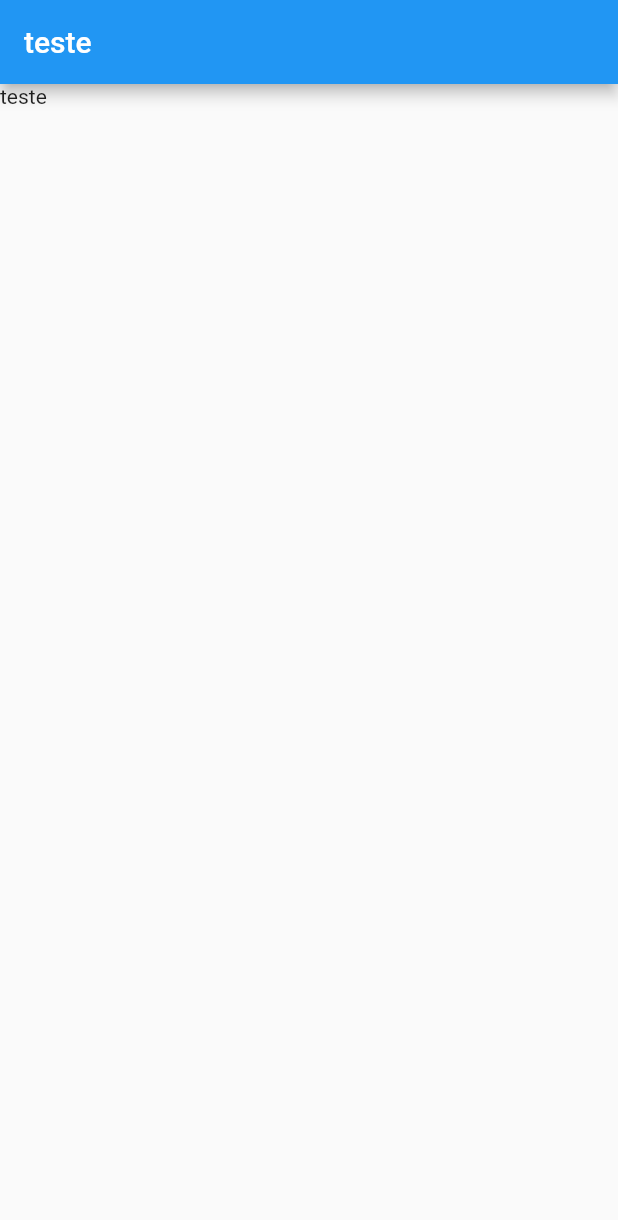
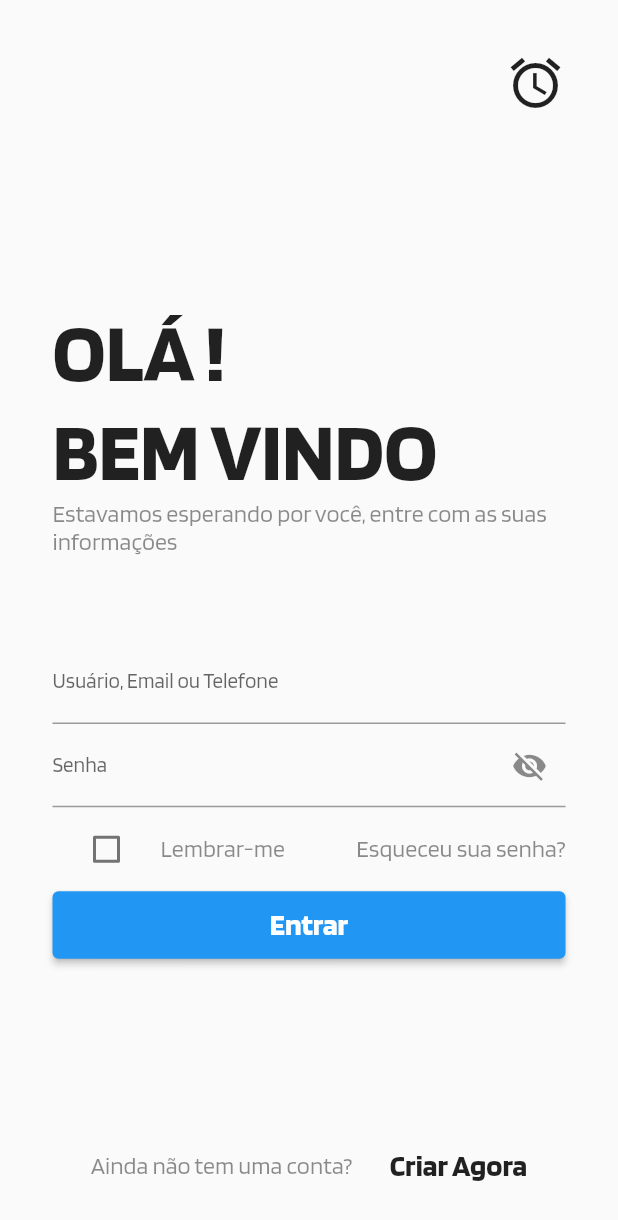
Before and after one commit to guilhermedacruzz/TCC_APP, a Flutter app: the screen it shows after launch, on a phone screen of 412 x 824 dp. Shown: the top 1220 px of the screen. Run offline on Flutter 3.47's test engine with Material 2 defaults, Android fonts, the phone set to English and light mode, and no system bars; project files that could hold a hidden picture were left out.

Commit message:
criando a tela de login

```diff
--- /dev/null
+++ b/lib/forms/custom_button.dart
@@ -0,0 +1,30 @@
+import 'package:flutter/material.dart';
+
+class CustomButton extends StatelessWidget {
+  final String text;
+  final Function? onAction;
+
+  const CustomButton({
+    Key? key,
+    required this.text,
+    required this.onAction,
+  }) : super(key: key);
+
+  @override
+  Widget build(BuildContext context) {
+    return ElevatedButton(
+      onPressed: (onAction != null)
+          ? () {
+              onAction!();
+            }
+          : null,
+      child: Text(
+        text,
+        style: const TextStyle(
+          fontSize: 20,
+          fontWeight: FontWeight.w700,
+        ),
+      ),
+    );
+  }
+}
--- /dev/null
+++ b/lib/forms/custom_textformfield.dart
@@ -0,0 +1,49 @@
+import 'package:flutter/material.dart';
+
+class CustomTextFormField extends StatelessWidget {
+  final String label;
+  final String hint;
+  final Widget? suffixIcon;
+  final bool? obscureText;
+  final TextInputType? inputType;
+  final String? Function(String?)? validator;
+  final String? Function(String?)? save;
+  final void Function(String?)? onChanged;
+  final String? initialValue;
+  final TextEditingController? controller;
+
+  const CustomTextFormField({
+    Key? key,
+    required this.label,
+    required this.hint,
+    this.suffixIcon,
+    this.obscureText,
+    this.inputType,
+    this.validator,
+    this.save,
+    this.onChanged,
+    this.initialValue,
+    this.controller,
+  }) : super(key: key);
+
+  @override
+  Widget build(BuildContext context) {
+    return TextFormField(
+      validator: validator,
+      onSaved: save,
+      onChanged: onChanged,
+      autovalidateMode: AutovalidateMode.onUserInteraction,
+      keyboardType: inputType,
+      obscureText: obscureText ?? false,
+      initialValue: initialValue,
+      controller: controller,
+      style: Theme.of(context).textTheme.bodyLarge,
+      decoration: InputDecoration(
+        suffixIcon: suffixIcon,
+        labelText: label,
+        hintText: hint,
+        hintStyle: Theme.of(context).inputDecorationTheme.labelStyle,
+      ),
+    );
+  }
+}
--- a/lib/main.dart
+++ b/lib/main.dart
@@ -1,7 +1,9 @@
 import 'package:flutter/material.dart';
+import 'pages/pages_login.dart';
+import 'utils.dart/style.dart';
 
 void main() {
-  runApp(MyApp());
+  runApp(const MyApp());
 }
 
 class MyApp extends StatelessWidget {
@@ -10,12 +12,13 @@ class MyApp extends StatelessWidget {
   @override
   Widget build(BuildContext context) {
     return MaterialApp(
-      home: Scaffold(
-        appBar: AppBar(
-          title: Text("teste"),
-        ),
-        body: Container(child: Text("teste"),)
-      ),
+      title: "SAPA",
+      debugShowCheckedModeBanner: false,
+      initialRoute: PageLogin.routeName,
+      theme: Styles.themeData(false, context),
+      routes: {
+        PageLogin.routeName: (context) => const PageLogin(),
+      },
     );
   }
 }
--- /dev/null
+++ b/lib/pages/pages_login.dart
@@ -0,0 +1,161 @@
+import 'package:flutter/material.dart';
+import 'package:tcc/forms/custom_button.dart';
+import 'package:tcc/forms/custom_textformfield.dart';
+
+class PageLogin extends StatefulWidget {
+  static String routeName = "/login";
+  const PageLogin({super.key});
+
+  @override
+  State<PageLogin> createState() => _PageLoginState();
+}
+
+class _PageLoginState extends State<PageLogin> {
+  bool hidePassword = true;
+  bool checkedValue = false;
+
+  @override
+  Widget build(BuildContext context) {
+    return Scaffold(
+      body: Padding(
+        padding: const EdgeInsets.all(35),
+        child: Column(
+          mainAxisAlignment: MainAxisAlignment.spaceBetween,
+          crossAxisAlignment: CrossAxisAlignment.start,
+          children: [
+            Row(
+              mainAxisAlignment: MainAxisAlignment.end,
+              children: const [
+                Icon(
+                  Icons.access_alarm,
+                  size: 40,
+                ),
+              ],
+            ),
+            SizedBox(
+              height: MediaQuery.of(context).size.height * 0.6,
+              child: Column(
+                mainAxisAlignment: MainAxisAlignment.spaceAround,
+                children: [
+                  SizedBox(
+                    width: double.infinity,
+                    child: Column(
+                      crossAxisAlignment: CrossAxisAlignment.start,
+                      children: const [
+                        Text(
+                          "OLÁ !",
+                          style: TextStyle(
+                            color: Colors.black87,
+                            fontWeight: FontWeight.w700,
+                            fontSize: 55,
+                          ),
+                        ),
+                        Text(
+                          "BEM VINDO",
+                          style: TextStyle(
+                            color: Colors.black87,
+                            fontWeight: FontWeight.w700,
+                            fontSize: 55,
+                          ),
+                        ),
+                        Text(
+                          "Estavamos esperando por você, entre com as suas informações",
+                          style: TextStyle(
+                            color: Colors.black45,
+                            fontSize: 16,
+                          ),
+                        ),
+                      ],
+                    ),
+                  ),
+                  SizedBox(
+                    child: Column(children: [
+                      const CustomTextFormField(
+                        label: "Usuário, Email ou Telefone",
+                        hint: "Digite o seu usuário",
+                      ),
+                      CustomTextFormField(
+                        label: 'Senha',
+                        hint: 'Digite a sua senha',
+                        suffixIcon: IconButton(
+                          icon: Icon(!hidePassword
+                              ? Icons.remove_red_eye
+                              : Icons.visibility_off),
+                          onPressed: () {
+                            setState(() {
+                              hidePassword = !hidePassword;
+                            });
+                          },
+                        ),
+                        obscureText: hidePassword,
+                      ),
+                      Row(
+                        children: [
+                          Flexible(
+                            child: CheckboxListTile(
+                              title: const Text(
+                                "Lembrar-me",
+                                style: TextStyle(
+                                  color: Colors.black45,
+                                  fontSize: 16,
+                                ),
+                              ),
+                              value: checkedValue,
+                              onChanged: (newValue) {
+                                setState(() {
+                                  checkedValue = newValue!;
+                                });
+                              },
+                              controlAffinity: ListTileControlAffinity.leading,
+                            ),
+                          ),
+                          const Text(
+                            "Esqueceu sua senha?",
+                            style: TextStyle(
+                              color: Colors.black45,
+                              fontSize: 16,
+                            ),
+                          )
+                        ],
+                      ),
+                      SizedBox(
+                        width: double.infinity,
+                        height: 45,
+                        child: CustomButton(
+                          text: "Entrar",
+                          onAction: () {},
+                        ),
+                      ),
+                    ]),
+                  ),
+                ],
+              ),
+            ),
+            Row(
+              mainAxisAlignment: MainAxisAlignment.center,
+              children: const [
+                Text(
+                  "Ainda não tem uma conta?",
+                  style: TextStyle(
+                    color: Colors.black45,
+                    fontSize: 16,
+                  ),
+                ),
+                SizedBox(
+                  width: 25,
+                ),
+                Text(
+                  "Criar Agora",
+                  style: TextStyle(
+                      color: Colors.black87,
+                      fontSize: 20,
+                      fontWeight: FontWeight.w700),
+                ),
+              ],
+            )
+          ],
+        ),
+      ),
+    );
+  }
+}
--- /dev/null
+++ b/lib/utils.dart/style.dart
@@ -0,0 +1,9 @@
+import 'package:flutter/material.dart';
+
+class Styles {
+  static ThemeData themeData(bool isDarkTheme, BuildContext context) {
+    return ThemeData(
+      fontFamily: "Blinker",
+    );
+  }
+}
--- a/pubspec.yaml
+++ b/pubspec.yaml
@@ -87,3 +87,9 @@ flutter:
   #
   # For details regarding fonts from package dependencies,
   # see https://flutter.dev/custom-fonts/#from-packages
+  fonts:
+    - family: Blinker
+      fonts:
+        - asset: assets/fonts/blinker/Blinker-Regular.ttf
+        - asset: assets/fonts/blinker/Blinker-Bold.ttf
+          weight : 700
```
Also changed, not shown: assets/fonts/blinker/OFL.txt (added, +91 -0 lines), assets/fonts/blinker/Blinker-Black.ttf (added), assets/fonts/blinker/Blinker-Bold.ttf (added), assets/fonts/blinker/Blinker-ExtraBold.ttf (added), assets/fonts/blinker/Blinker-ExtraLight.ttf (added), assets/fonts/blinker/Blinker-Light.ttf (added), assets/fonts/blinker/Blinker-Regular.ttf (added), assets/fonts/blinker/Blinker-SemiBold.ttf (added), assets/fonts/blinker/Blinker-Thin.ttf (added), lib/pages/home.dart (added), lib/pages/splash.dart (added).
